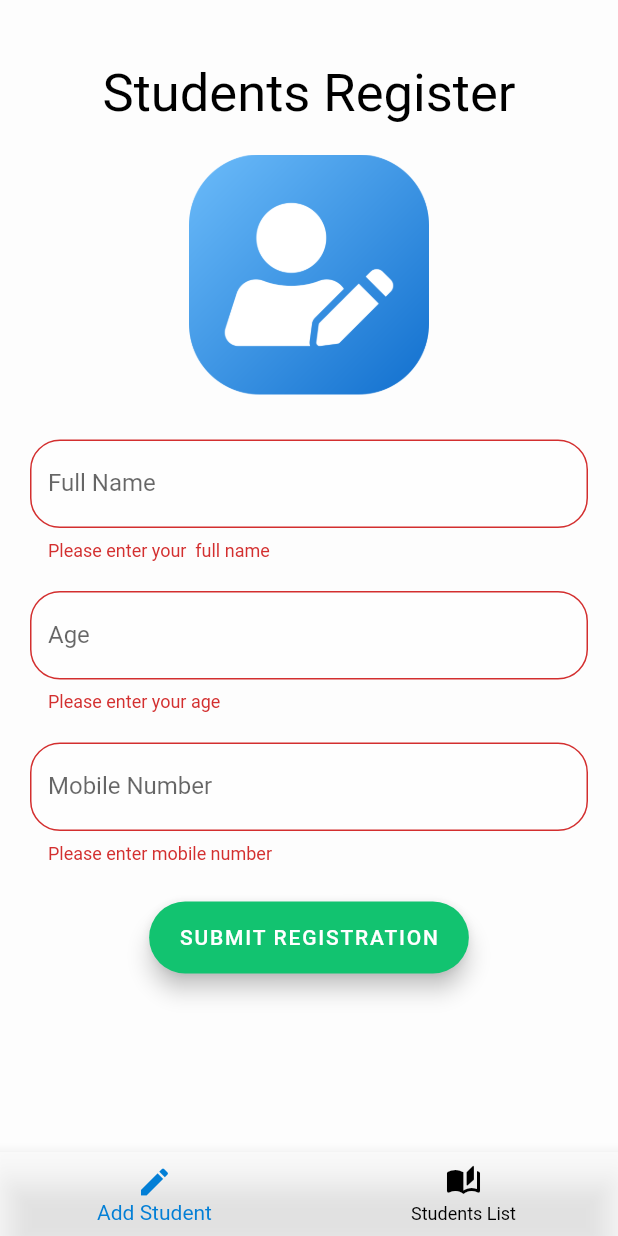
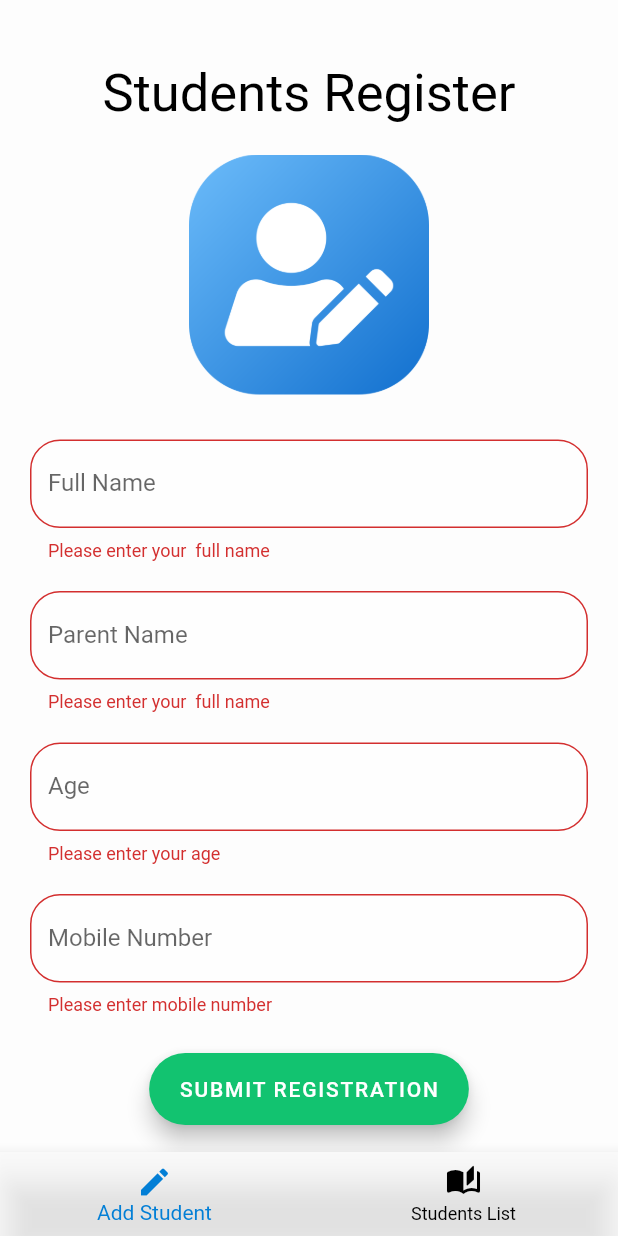
Before and after one commit to joyaljosephnote/Students_Data_App, a Flutter app: the screen it shows after launch, after a tap on "SUBMIT REGISTRATION", on a phone screen of 412 x 824 dp. Run offline on Flutter 3.47's test engine with Material 2 defaults, Android fonts, the phone set to English and light mode, and no system bars; our stand-ins replace google_fonts, hive, hive_flutter, image_picker; accounts and stored records are empty; Roboto replaces fonts that are missing (Staatliches).

Commit message:
review updates

```diff
--- a/lib/database/functions/db_functions.dart
+++ b/lib/database/functions/db_functions.dart
@@ -59,11 +59,13 @@ editstudent({
   required String name,
   required String age,
   required String mobilePhone,
+  required String parentName,
 }) async {
   final studentDB = await Hive.openBox<StudentModel>('Student_data');
   studentModel.name = name;
   studentModel.age = age;
   studentModel.mobileNumber = mobilePhone;
+  studentModel.parentName = parentName;
   studentModel.save();
   // ignore: invalid_use_of_protected_member, invalid_use_of_visible_for_testing_member
   studentListNotifier.notifyListeners();
--- a/lib/model/data_model.dart
+++ b/lib/model/data_model.dart
@@ -18,11 +18,15 @@ class StudentModel extends HiveObject {
   @HiveField(4)
   String images;
 
+  @HiveField(5)
+  String parentName;
+
   StudentModel({
     this.id,
     required this.name,
     required this.age,
     required this.mobileNumber,
     required this.images,
+    required this.parentName,
   });
 }
--- a/lib/screens/register.dart
+++ b/lib/screens/register.dart
@@ -21,6 +21,8 @@ class _StudentsRegisterState extends State<StudentsRegister> {
   final _ageController = TextEditingController();
 
   final _mobileNumberController = TextEditingController();
+
+  final _parentsNameController = TextEditingController();
 
   // ignore: non_constant_identifier_names
   final _FormKey = GlobalKey<FormState>();
@@ -88,6 +90,26 @@ class _StudentsRegisterState extends State<StudentsRegister> {
                     controller: _nameController,
                     decoration: InputDecoration(
                       labelText: 'Full Name',
+                      border: OutlineInputBorder(
+                        borderRadius: BorderRadius.circular(20),
+                      ),
+                      filled: true,
+                      hintStyle: TextStyle(color: Colors.grey[400]),
+                      fillColor: Colors.white70,
+                    ),
+                  ),
+                  const SizedBox(height: 20),
+                  TextFormField(
+                    validator: (value) {
+                      if (value == null || value.isEmpty) {
+                        return 'Please enter your  full name';
+                      } else {
+                        return null;
+                      }
+                    },
+                    controller: _parentsNameController,
+                    decoration: InputDecoration(
+                      labelText: 'Parent Name',
                       border: OutlineInputBorder(
                         borderRadius: BorderRadius.circular(20),
                       ),
@@ -172,7 +194,12 @@ class _StudentsRegisterState extends State<StudentsRegister> {
     final _age = _ageController.text.trim();
     // ignore: no_leading_underscores_for_local_identifiers
     final _mobileNumber = _mobileNumberController.text.trim();
-    if (_name.isEmpty || _age.isEmpty || _mobileNumber.isEmpty) {
+    final _parentName = _parentsNameController.text.trim();
+
+    if (_name.isEmpty ||
+        _age.isEmpty ||
+        _mobileNumber.isEmpty ||
+        _parentName.isEmpty) {
       return;
     } else if (images == null) {
       imageError();
@@ -186,6 +213,7 @@ class _StudentsRegisterState extends State<StudentsRegister> {
           name: _name,
           age: _age,
           mobileNumber: _mobileNumber,
+          parentName: _parentName,
           images: images!.path);
 
       addStudent(_student);
@@ -262,5 +290,6 @@ class _StudentsRegisterState extends State<StudentsRegister> {
     _nameController.clear();
     _ageController.clear();
     _mobileNumberController.clear();
+    _parentsNameController.clear();
   }
 }
```
Also changed, not shown: lib/screens/student_profile_view.dart (+14 -0 lines), lib/screens/students_list.dart (+26 -1 lines), lib/model/data_model.g.dart.
